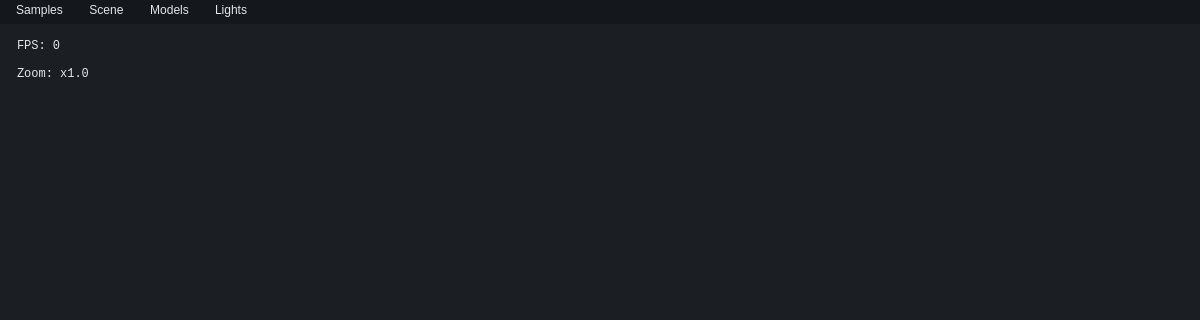
Before: the Qt Designer form lab5/3DEngine/app/mainwindow.ui in movavok/Software_Engineering, drawn with Qt 5; both pictures show x 0 to 1200 and y 0 to 320 of the 1200 by 800 pixel window.
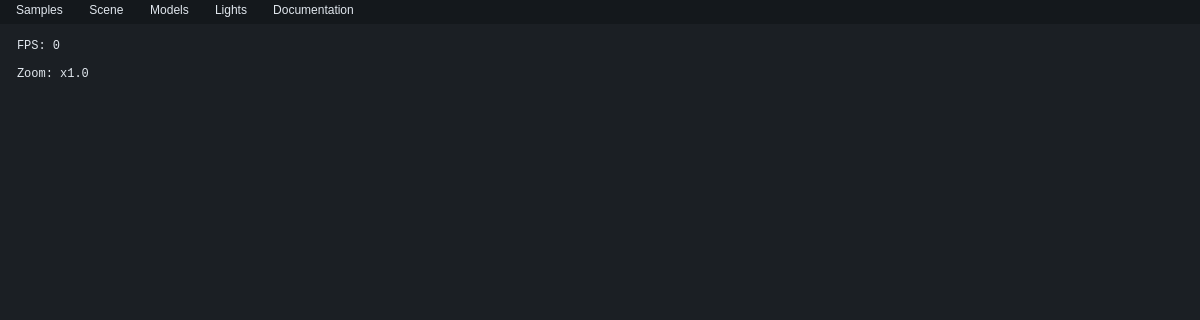
After: the same form once the commit is applied.

Commit message: integrated .chm file

The edit to the form file:
```diff
--- a/lab5/3DEngine/app/mainwindow.ui
+++ b/lab5/3DEngine/app/mainwindow.ui
@@ -147,10 +147,17 @@
     <addaction name="actionPiramid"/>
     <addaction name="actionSphere"/>
    </widget>
+   <widget class="QMenu" name="menuDocumentation">
+    <property name="title">
+     <string>Documentation</string>
+    </property>
+    <addaction name="actionUser_Guide"/>
+   </widget>
    <addaction name="menuSamples"/>
    <addaction name="menuFile"/>
    <addaction name="menuModels"/>
    <addaction name="menuLights"/>
+   <addaction name="menuDocumentation"/>
   </widget>
   <action name="actionOpenScene">
    <property name="text">
```
Left out of the diff: 5 changed lines with no effect on the pictures. The commit also changes 2 other files.
